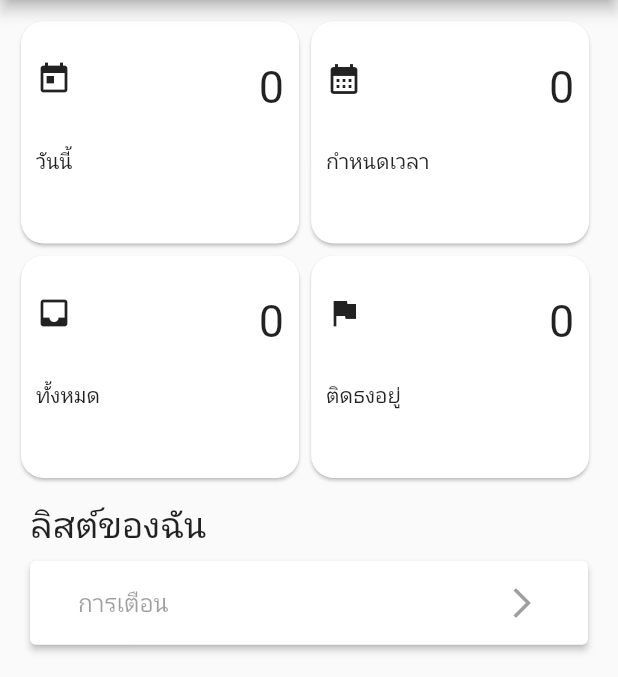
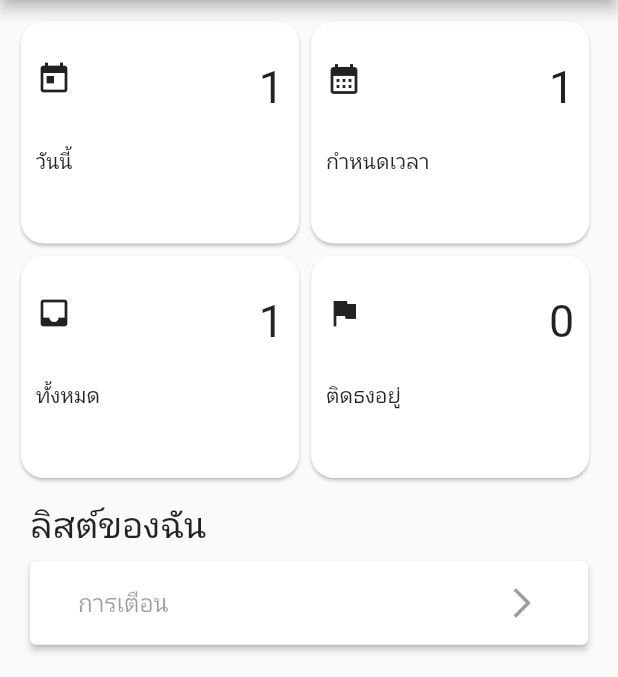
Before and after one commit to boss29024/todolist_app, a Flutter app: the screen it shows after launch, on a phone screen of 412 x 824 dp, the part 84-761 px from its top. Run offline on Flutter 3.47's test engine with Material 2 defaults, Android fonts, the phone set to English and light mode, and no system bars; our stand-ins replace flutter_slidable; missing offline and left inert: switcher_button.

Commit message:
การจำลองข้อมูล

```diff
--- a/to_do_list/lib/page/HomePage.dart
+++ b/to_do_list/lib/page/HomePage.dart
@@ -142,15 +142,45 @@ class _HomePageState extends State<HomePage> {
                 children: [
                   Row(
                     children: [
-                      CardAllSchedule(icon: Icons.today, headcard: 'วันนี้'),
-                      CardAllSchedule(
-                          icon: Icons.calendar_month, headcard: 'กำหนดเวลา')
+                      InkWell(
+                          child: CardAllSchedule(
+                            icon: Icons.today,
+                            headcard: 'วันนี้',
+                            score: 1,
+                          ),
+                          onTap: () {
+                            Navigator.pushNamed(context, '/listtoday');
+                          }),
+                      InkWell(
+                        child: CardAllSchedule(
+                          icon: Icons.calendar_month,
+                          headcard: 'กำหนดเวลา',
+                          score: 1,
+                        ),
+                        onTap: () {
+                          Navigator.pushNamed(context, '/deadline');
+                        },
+                      )
                     ],
                   ),
                   Row(
                     children: [
-                      CardAllSchedule(icon: Icons.inbox, headcard: 'ทั้งหมด'),
-                      CardAllSchedule(icon: Icons.flag, headcard: 'ติดธงอยู่')
+                      InkWell(
+                          onTap: (() {
+                            Navigator.pushNamed(context, '/alllist');
+                          }),
+                          child: CardAllSchedule(
+                            icon: Icons.inbox,
+                            headcard: 'ทั้งหมด',
+                            score: 1,
+                          )),
+                      InkWell(
+                        onTap: (() {
+                          Navigator.pushNamed(context, '/flaglist');
+                        }),
+                        child: CardAllSchedule(
+                            icon: Icons.flag, headcard: 'ติดธงอยู่'),
+                      ),
                     ],
                   ),
                   Container(
```
